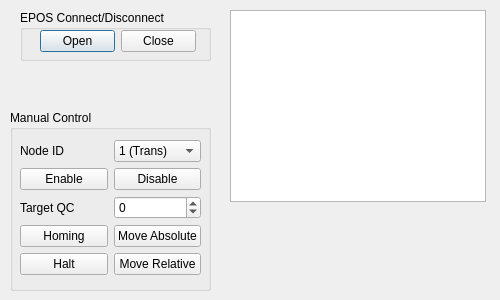
Qt form epos2.ui (adegirmenci/HBL-ICEbot) before a commit.
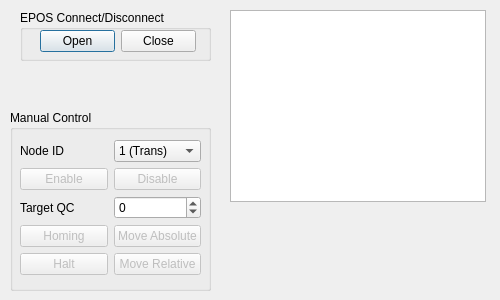
The same form after that commit.

Commit message:
EPOS2: Fixed some state machine issues regarding the behavior of the GUI. The manual motion buttons are not enabled until we connect to an EPOS. Closing connection to EPOS disables buttons.
I used the QElapsedTimer to measure how much time it takes to call
EPOS motion functions.

What changed in the file:
```diff
--- a/epos2.ui
+++ b/epos2.ui
@@ -107,6 +107,9 @@
      </item>
      <item row="4" column="1">
       <widget class="QPushButton" name="moveRelButton">
+       <property name="enabled">
+        <bool>false</bool>
+       </property>
        <property name="text">
         <string>Move Relative</string>
        </property>
@@ -114,6 +117,9 @@
      </item>
      <item row="3" column="1">
       <widget class="QPushButton" name="moveAbsButton">
+       <property name="enabled">
+        <bool>false</bool>
+       </property>
        <property name="text">
         <string>Move Absolute</string>
        </property>
@@ -121,6 +127,9 @@
      </item>
      <item row="4" column="0">
       <widget class="QPushButton" name="haltButton">
+       <property name="enabled">
+        <bool>false</bool>
+       </property>
        <property name="text">
         <string>Halt</string>
        </property>
@@ -135,6 +144,9 @@
      </item>
      <item row="3" column="0">
       <widget class="QPushButton" name="homingButton">
+       <property name="enabled">
+        <bool>false</bool>
+       </property>
        <property name="text">
         <string>Homing</string>
        </property>
@@ -142,6 +154,9 @@
      </item>
      <item row="1" column="0">
       <widget class="QPushButton" name="enableNodeButton">
+       <property name="enabled">
+        <bool>false</bool>
+       </property>
        <property name="text">
         <string>Enable</string>
        </property>
@@ -149,6 +164,9 @@
      </item>
      <item row="1" column="1">
       <widget class="QPushButton" name="disableNodeButton">
+       <property name="enabled">
+        <bool>false</bool>
+       </property>
        <property name="text">
         <string>Disable</string>
        </property>
```
Left out of the diff: 3 changed lines with no effect on the pictures. The commit also changes 3 other files.
